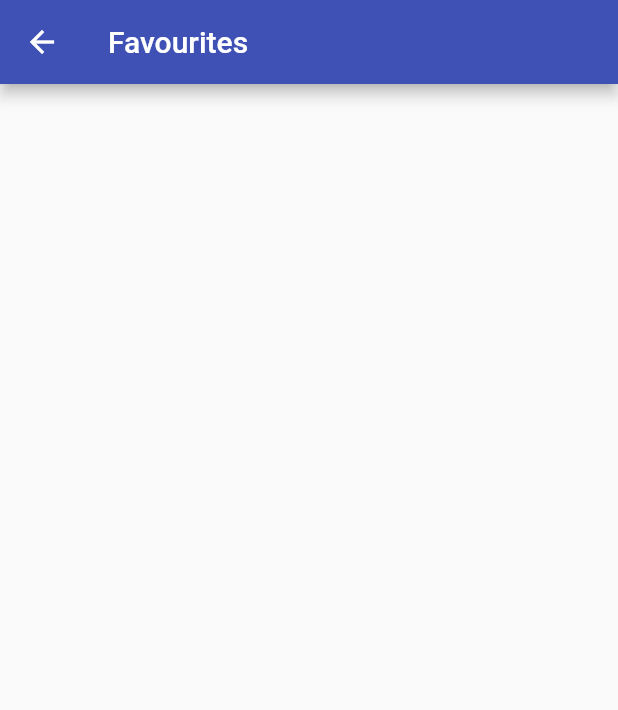
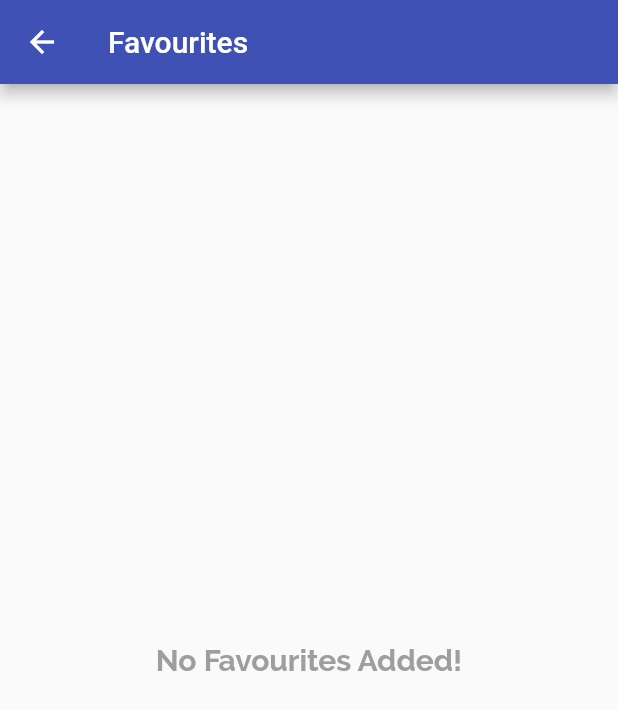
Before and after one commit to iamartyaa/BoyoHotels-App, a Flutter app: the MyFavourites screen opened by its route, on a phone screen of 412 x 824 dp. Shown: the top 710 px of the screen. Run offline on Flutter 3.47's test engine with Material 2 defaults, Android fonts, the phone set to English and light mode, and no system bars; missing offline and left inert: flutter_rounded_date_picker.

Commit message:
Minor Fixes

```diff
--- a/lib/screens/favourites.dart
+++ b/lib/screens/favourites.dart
@@ -7,7 +7,7 @@ import 'package:flutter/material.dart';
 class MyFavourites extends StatelessWidget {
   static const routeName = '/fav-hotels';
   final List<Hotel> _favHotels;
-  const MyFavourites(this._favHotels) ;
+  const MyFavourites(this._favHotels);
 
   @override
   Widget build(BuildContext context) {
@@ -15,11 +15,24 @@ class MyFavourites extends StatelessWidget {
       appBar: AppBar(
         title: Text('Favourites'),
       ),
-      body: ListView.builder(
+      body: _favHotels.length == 0
+          ? const Center(
+              child: Text(
+                'No Favourites Added!',
+                style: TextStyle(
+                    fontFamily: 'Raleway',
+                    fontSize: 20,
+                    fontWeight: FontWeight.bold,
+                    color: Colors.grey),
+              ),
+            )
+          : ListView.builder(
               itemBuilder: (context, index) {
-          final Cities cityName= DUMMY_CITIES.firstWhere((element) {
-            return element.id==_favHotels[index].cityId;
-          },);
+                final Cities cityName = DUMMY_CITIES.firstWhere(
+                  (element) {
+                    return element.id == _favHotels[index].cityId;
+                  },
+                );
                 return HotelItem(
                   hId: _favHotels[index].id,
                   name: _favHotels[index].name,
--- a/lib/widgets/city.dart
+++ b/lib/widgets/city.dart
@@ -33,7 +33,7 @@ class City extends StatelessWidget {
                   ),
                   child: Image.asset(
                     imageUrl,
-                    // height: 100,
+                    height: 60,
                     // width: 100,
                     fit: BoxFit.cover,
                   ),
--- a/lib/widgets/hotel_item.dart
+++ b/lib/widgets/hotel_item.dart
@@ -18,7 +18,6 @@ class HotelItem extends StatelessWidget {
   });
 
   void selectHotel(BuildContext context) {
-    print(hId);
     Navigator.of(context).pushNamed(
       HotelDetail.routeName,
       arguments: hId,
```
Lines whose indentation alone changed are shown as unchanged.
